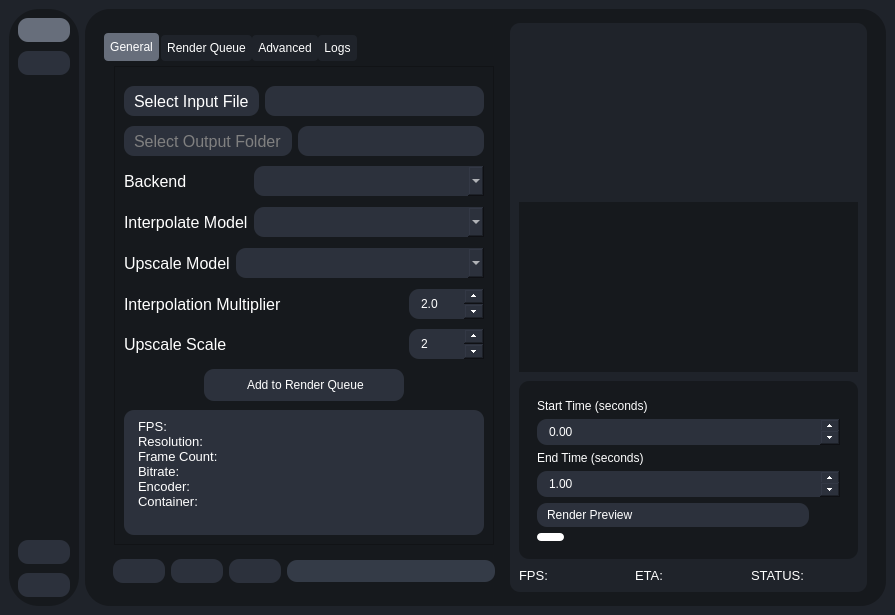
Qt form testRVEInterface.ui (gokulmc/enhance_crop) before a commit.
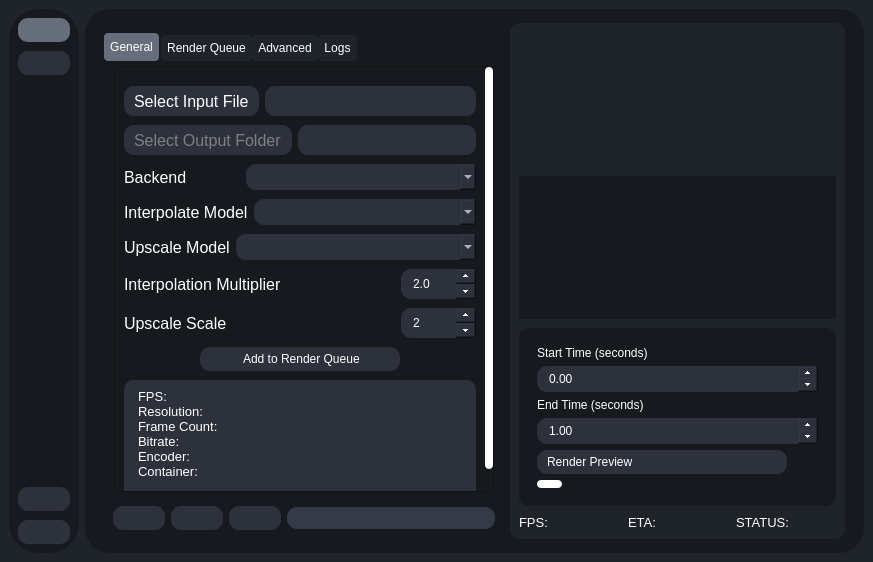
The same form after that commit. Icons and pictures are not drawn.

Commit message: improve build scripts

Patch:
```diff
--- a/testRVEInterface.ui
+++ b/testRVEInterface.ui
@@ -6,8 +6,8 @@
    <rect>
     <x>0</x>
     <y>0</y>
-    <width>895</width>
-    <height>615</height>
+    <width>0</width>
+    <height>0</height>
    </rect>
   </property>
   <property name="sizePolicy">
```
Left out of the diff: 255 changed lines with no effect on the pictures. The commit also changes 2 other files.
